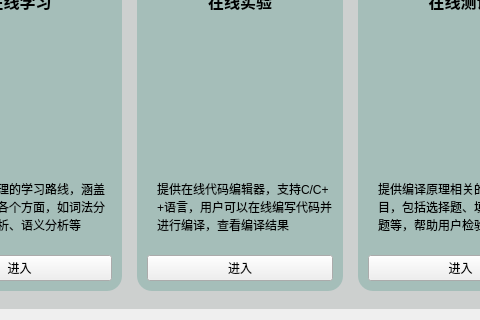
Old version of the form ui/mainpage.ui in the repository azh-1415926/POCAssistant; both pictures show x 112 to 592 and y 196 to 516 of the 704 by 516 pixel window.
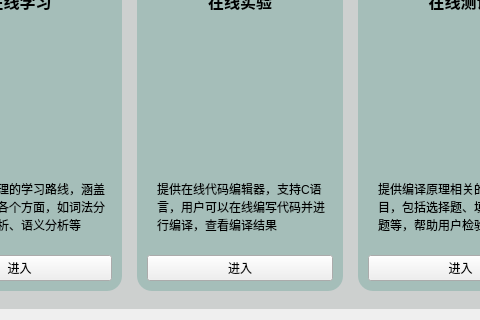
New version of the form. Icons and pictures are not drawn. Custom widgets are drawn as their Qt base class.

```diff
--- a/ui/mainpage.ui
+++ b/ui/mainpage.ui
@@ -280,7 +280,7 @@
               <item>
                <widget class="QLabel" name="label_2">
                 <property name="text">
-                 <string>&lt;html&gt;&lt;head/&gt;&lt;body&gt;&lt;p&gt;提供在线代码编辑器，支持C/C++语言，用户可以在线编写代码并进行编译，查看编译结果&lt;/p&gt;&lt;/body&gt;&lt;/html&gt;</string>
+                 <string>&lt;html&gt;&lt;head/&gt;&lt;body&gt;&lt;p&gt;提供在线代码编辑器，支持C语言，用户可以在线编写代码并进行编译，查看编译结果&lt;/p&gt;&lt;/body&gt;&lt;/html&gt;</string>
                 </property>
                 <property name="alignment">
                  <set>Qt::AlignLeading|Qt::AlignLeft|Qt::AlignTop</set>
```
